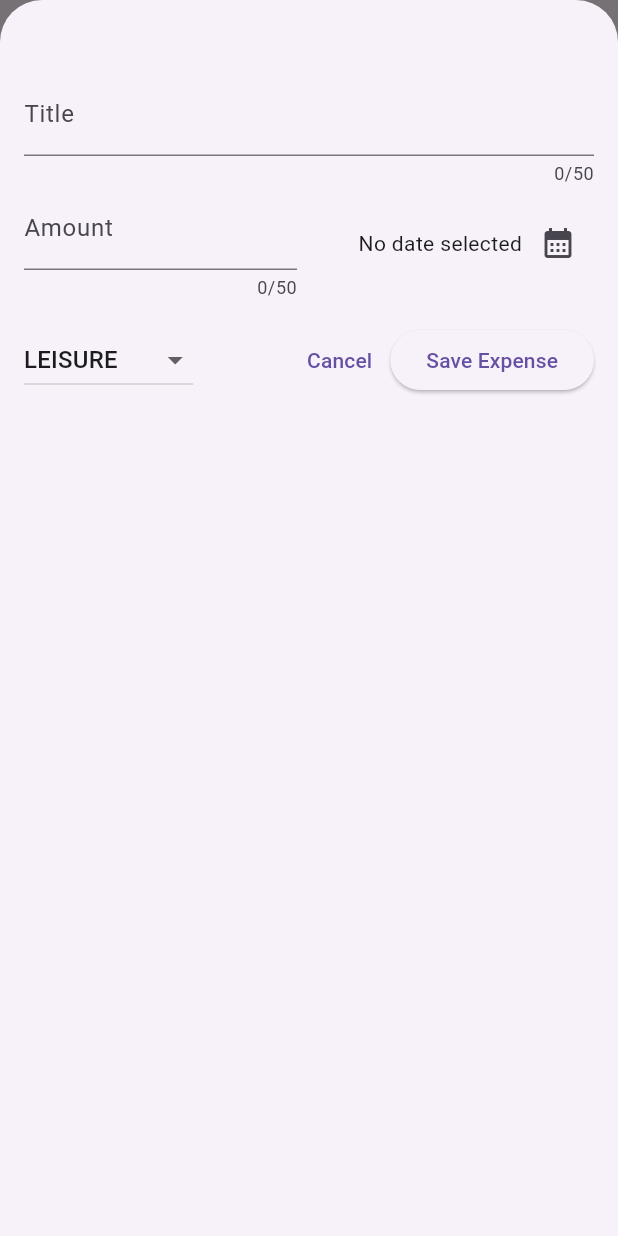
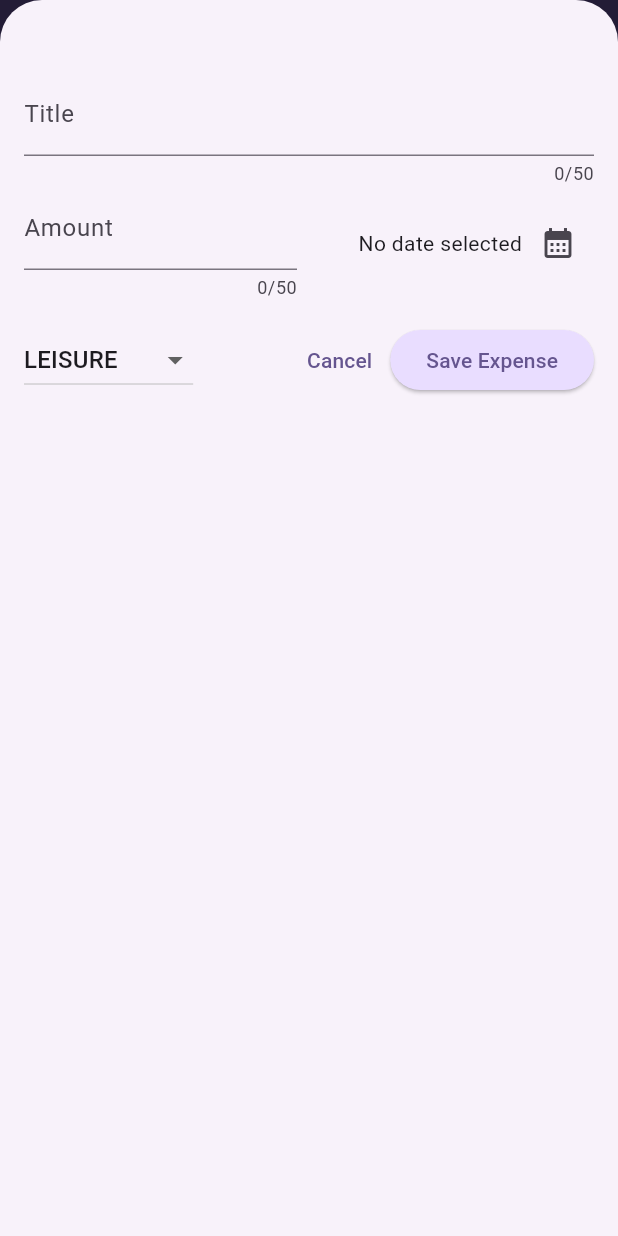
Before and after one commit to md-arif-hossainn/Expense-Tracker, a Flutter app: the screen it shows after launch, after a tap on the "add" icon, on a phone screen of 412 x 824 dp. Run offline on Flutter 3.47's test engine with Material 3 defaults, Android fonts, the phone set to English and light mode, and no system bars.

Commit message:
Add night and day theme

```diff
--- a/lib/main.dart
+++ b/lib/main.dart
@@ -1,11 +1,75 @@
 import 'package:expense_tracker/widgets/expenses.dart';
 import 'package:flutter/material.dart';
 
+var kColorScheme = ColorScheme.fromSeed(
+    seedColor: const Color.fromARGB(255, 96, 59, 181),
+  );
+
+var kDarkColorScheme = ColorScheme.fromSeed(
+    brightness: Brightness.dark,
+    seedColor: const Color.fromARGB(255, 5, 99, 125) ,
+  );
+
 void main() {
   runApp(
-       MaterialApp(
-       theme: ThemeData(useMaterial3: true),
-       home: Expenses(),
+      MaterialApp(
+       darkTheme: ThemeData.dark().copyWith(
+         useMaterial3: true,
+         colorScheme: kDarkColorScheme,
+
+         cardTheme: const CardTheme().copyWith(
+           color: kDarkColorScheme.onSecondary,
+           margin: const EdgeInsets.symmetric(horizontal: 12,vertical: 8),
+         ),
+
+         elevatedButtonTheme: ElevatedButtonThemeData(
+             style: ElevatedButton.styleFrom(
+               backgroundColor: kDarkColorScheme.primaryContainer,
+               foregroundColor: kDarkColorScheme.onPrimaryContainer
+             )
+         ),
+
+         // textTheme: ThemeData().textTheme.copyWith(
+         //     titleLarge: TextStyle(
+         //         fontWeight: FontWeight.bold,
+         //         color: kDarkColorScheme.onSecondaryContainer,
+         //         fontSize: 16
+         //     ),
+         // ),
+       ),
+       theme: ThemeData()
+           .copyWith(useMaterial3: true,
+            colorScheme: kColorScheme,
+         appBarTheme: const AppBarTheme().copyWith(
+           backgroundColor: kColorScheme.onPrimaryContainer,
+           foregroundColor: kColorScheme.onSecondary,
+         ),
+         cardTheme: const CardTheme().copyWith(
+             color: kColorScheme.onSecondary,
+             margin: const EdgeInsets.symmetric(horizontal: 12,vertical: 8),
+         ),
+         elevatedButtonTheme: ElevatedButtonThemeData(
+             style: ElevatedButton.styleFrom(
+               backgroundColor: kColorScheme.primaryContainer,
+             )
+          ),
+         textTheme: ThemeData().textTheme.copyWith(
+           titleLarge: TextStyle(
+             fontWeight: FontWeight.bold,
+             color: kColorScheme.onSecondaryContainer,
+             fontSize: 16
+           )
+         ),
+
+        ),
+       themeMode: ThemeMode.system,
+       home: const Expenses(),
      )
   );
 }
+
+// ThemeData.dark().copyWith( // dark() no longer takes any arguments
+// useMaterial3: true,
+// colorScheme: kColorScheme,
+// cardTheme: ...
+// )
--- a/lib/widgets/expenses.dart
+++ b/lib/widgets/expenses.dart
@@ -16,14 +16,14 @@ class _ExpensesState extends State<Expenses> {
 
   final List<Expense> _registerExpenses = [
     Expense(
-      title: 'tyeg',
+      title: 'Education',
       amount: 250,
       date: DateTime.now(),
       category: Category.work,
     ),
     Expense(
-      title: 'tyeguhijopg',
-      amount: 50,
+      title: 'Travel',
+      amount: 1250,
       date: DateTime.now(),
       category: Category.travel,
     )
@@ -43,8 +43,38 @@ class _ExpensesState extends State<Expenses> {
     });
   }
 
+  void _removeExpense(Expense expense){
+    final expenseIndex = _registerExpenses.indexOf(expense);
+    setState(() {
+      _registerExpenses.remove(expense);
+    });
+    ScaffoldMessenger.of(context).clearSnackBars();
+    ScaffoldMessenger.of(context).showSnackBar(
+         SnackBar(
+          content: const Text('Expense deleted'),
+          duration: const Duration(seconds: 3),
+          action: SnackBarAction(
+              label: 'Undo',
+              onPressed: (){
+                setState(() {
+                  _registerExpenses.insert(expenseIndex,expense);
+                });
+              }
+          ),
+        )
+    );
+  }
+
   @override
   Widget build(BuildContext context) {
+    Widget mainContent = const Center(child: Text('No expense found. Start adding some!'),);
+
+    if(_registerExpenses.isNotEmpty){
+      mainContent = ExpensesList(
+        expenses:_registerExpenses ,
+        onRemoveExpense: _removeExpense,
+      );
+    }
     return Scaffold(
       appBar: AppBar(
         title: const Text('Flutter Expense Tracker'),
@@ -58,7 +88,8 @@ class _ExpensesState extends State<Expenses> {
       body: Column(
         children: [
           const Text("the chart",),
-          Expanded(child: ExpensesList(expenses:_registerExpenses ),),
+          Expanded(child: mainContent
+          ),
         ],
       ),
     );
--- a/lib/widgets/expenses_list/expenses_item.dart
+++ b/lib/widgets/expenses_list/expenses_item.dart
@@ -15,18 +15,26 @@ class ExpensesItem extends StatelessWidget {
           vertical: 16,
         ),
         child: Column(
+          crossAxisAlignment: CrossAxisAlignment.start,
           children: [
-            Text(expense.title),
+            Text(
+                expense.title,
+                style: Theme.of(context).textTheme.titleLarge,
+            ),
             const SizedBox(height: 4,),
              Row(
                children: [
-                 Text('\$${expense.amount.toStringAsFixed(2)}'),
+                 Text(
+                   '\$${expense.amount.toStringAsFixed(2)}',
+                 ),
                  const Spacer(),
                  Row(
                    children: [
                      Icon(categoryIcons[expense.category]),
                      const SizedBox(width: 8,),
-                     Text(expense.formatterDate),
+                     Text(
+                         expense.formatterDate,
+                     ),
                    ],
                  )
                ],
--- a/lib/widgets/expenses_list/expenses_list.dart
+++ b/lib/widgets/expenses_list/expenses_list.dart
@@ -4,15 +4,32 @@ import 'package:flutter/material.dart';
 import '../../models/expense.dart';
 
 class ExpensesList extends StatelessWidget {
-  const ExpensesList({super.key, required this.expenses});
+  const ExpensesList({
+    super.key,
+    required this.expenses,
+    required this.onRemoveExpense
+  });
 
   final List<Expense> expenses;
+  final void Function(Expense expense) onRemoveExpense;
 
   @override
   Widget build(BuildContext context) {
     return ListView.builder(
         itemCount: expenses.length,
-        itemBuilder: (ctx,index) => ExpensesItem(expenses[index]),
+        itemBuilder: (ctx,index) => Dismissible(
+            key: ValueKey(expenses[index]),
+            background: Container(
+              color: Theme.of(context).colorScheme.error.withOpacity(0.75),
+              margin: EdgeInsets.symmetric(
+                  horizontal: Theme.of(context).cardTheme.margin!.horizontal,
+              ),
+            ),
+            onDismissed:(direction){
+              onRemoveExpense(expenses[index]);
+            } ,
+            child: ExpensesItem(expenses[index]),
+        ),
 
     );
   }
```
